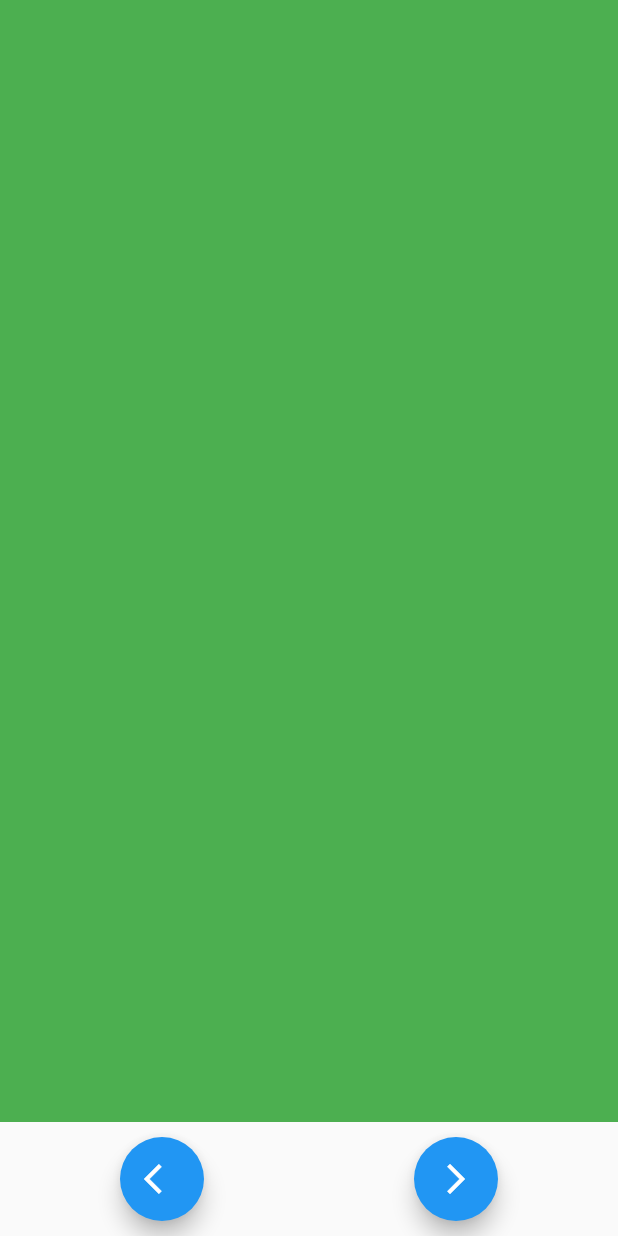
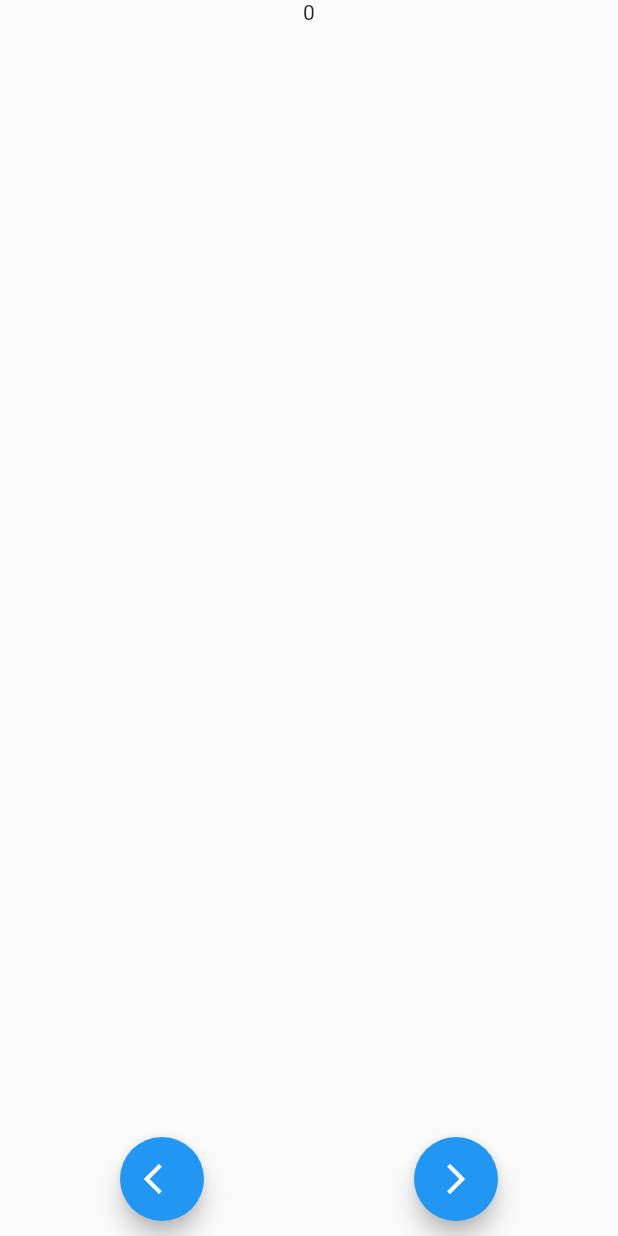
Before and after one commit to prof18/Friends-Tournament, a Flutter app: the PlayerSetup screen opened directly, on a phone screen of 412 x 824 dp. Run offline on Flutter 3.47's test engine with Material 2 defaults, Android fonts, the phone set to English and light mode, and no system bars; our stand-ins replace flutter_svg, rxdart.

Commit message:
Make BLoC working as intended

```diff
--- a/lib/src/bloc/setup_bloc.dart
+++ b/lib/src/bloc/setup_bloc.dart
@@ -1,4 +1,6 @@
 import 'dart:async';
+
+import 'package:rxdart/rxdart.dart';
 
 class SetupBloc {
 
@@ -9,13 +11,14 @@ class SetupBloc {
   * ************** */
 
   // Controllers of input and output
-  final _playersNumberController = StreamController<int>();
+  final _playersNumberController = BehaviorSubject<int>();
   final _playersAstNumberController = StreamController<int>();
   final _matchesNumberController = StreamController<int>();
   final _tournamentNameController = StreamController<String>();
 
+
   // Input
-  Sink<int> get setPlayersNumber => _playersNumberController.sink;
+  Sink<int> get  setPlayersNumber => _playersNumberController.sink;
   Sink<int> get setPlayersAstNumber => _playersAstNumberController.sink;
   Sink<int> get setMatchesNumber => _matchesNumberController.sink;
   Sink<String> get setTournamentName => _tournamentNameController.sink;
@@ -24,8 +27,7 @@ class SetupBloc {
   Stream<int> get getPlayersNumber => _playersNumberController.stream;
   Stream<int> get getMatchesNumber => _matchesNumberController.stream;
 
-
-  /* *************
+ /* *************
   *
   * Constructor/Destructor
   *
@@ -45,7 +47,7 @@ class SetupBloc {
     _tournamentNameController.close();
   }
 
-  /* *************
+ /* *************
   *
   * Status Variables
   *
@@ -62,7 +64,6 @@ class SetupBloc {
   * ************** */
   void _setPlayersNumber(int value) {
     _playersNumber = value;
-    _playersNumberController.add(value);
   }
 
   void _setPlayersAstNumber(int value) {
@@ -71,11 +72,9 @@ class SetupBloc {
 
   void _setMatchesNumber(int value) {
     _matchesNumber = value;
-    _matchesNumberController.add(value);
   }
 
   void _setTournamentName(String value) {
     _tournamentName = value;
   }
-
 }
--- a/lib/src/ui/page.dart
+++ /dev/null
@@ -1,6 +0,0 @@
-import 'package:flutter/material.dart';
-
-class Page {
-  Page({this.widget});
-  final StatefulWidget widget;
-}
--- a/lib/src/views/setup/2_player_setup.dart
+++ b/lib/src/views/setup/2_player_setup.dart
@@ -1,4 +1,5 @@
 import 'package:flutter/material.dart';
+import 'package:friends_tournament/src/bloc/setup_bloc_provider.dart';
 import 'package:friends_tournament/src/ui/slide_left_route.dart';
 import 'package:friends_tournament/src/views/setup/3_match_setup.dart';
 
@@ -10,13 +11,25 @@ class PlayerSetup extends StatefulWidget {
 class _PlayerSetupState extends State<PlayerSetup> {
   @override
   Widget build(BuildContext context) {
+    final _setupBloc = SetupBlocProvider.of(context);
+
+   return StreamBuilder(
+     initialData: 0,
+     builder: createBody,
+     stream: _setupBloc.getPlayersNumber,
+   );
+  }
+
+  Widget createBody(BuildContext context, AsyncSnapshot<int> snapshot) {
     return Scaffold(
       body: SafeArea(
         child: Column(
           children: <Widget>[
             Expanded(
               child: Container(
-                color: Colors.green,
+                child: Text(
+                  snapshot.data.toString()
+                )
               ),
             ),
             Padding(
--- a/lib/src/views/setup/3_match_setup.dart
+++ b/lib/src/views/setup/3_match_setup.dart
@@ -1,5 +1,4 @@
 import 'package:flutter/material.dart';
-import 'package:friends_tournament/src/ui/slide_left_route.dart';
 
 class MatchSetup extends StatefulWidget {
   @override
--- a/lib/src/views/welcome_screen.dart
+++ b/lib/src/views/welcome_screen.dart
@@ -1,5 +1,5 @@
 import 'package:flutter/material.dart';
-import 'package:friends_tournament/src/views/setup/setup_wrapper.dart';
+import 'package:friends_tournament/src/views/setup/1_number_setup.dart';
 
 class Welcome extends StatefulWidget {
   @override
@@ -25,7 +25,7 @@ class _WelcomeState extends State<Welcome> {
                 onPressed: () {
                   Navigator.push(
                     context,
-                    MaterialPageRoute(builder: (context) => Setup()),
+                    MaterialPageRoute(builder: (context) => NumberSetup()),
                   );
                 },
               ),
```
Also changed, not shown: lib/main.dart (+9 -6 lines), lib/src/views/setup/1_number_setup.dart (+34 -12 lines), lib/src/views/setup/setup_wrapper.dart (deleted, +0 -21 lines), lib/src/bloc/setup_bloc_provider.dart (line endings or trailing spaces).
